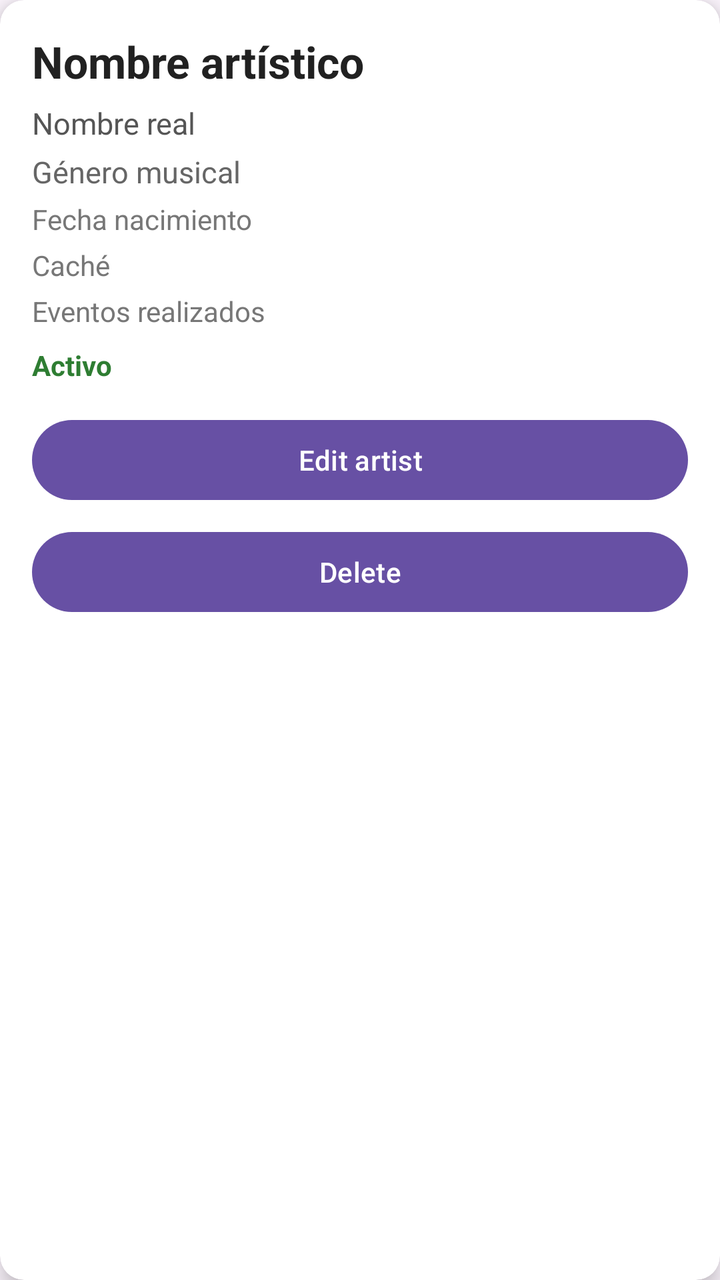
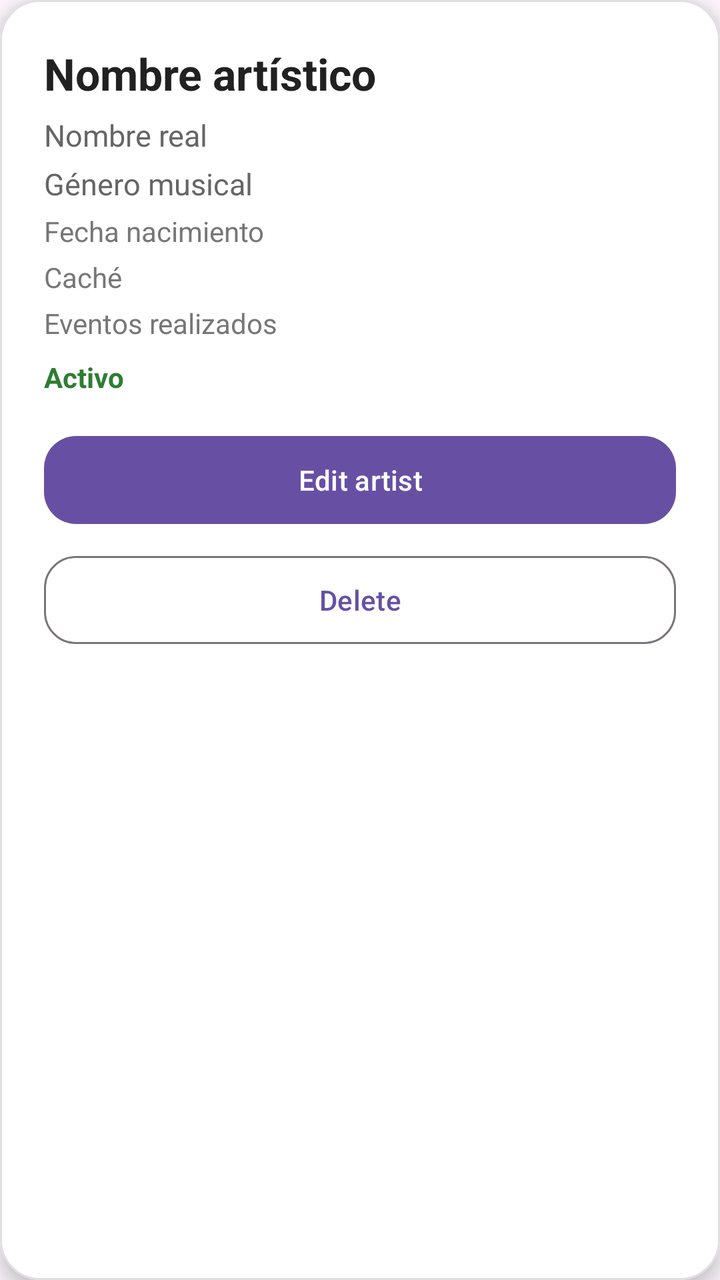

Before-and-after screenshots of an Android layout around one commit, followed by the original layout XML and the change that was made.
<!-- AndroidManifest.xml: application theme Theme.AppEventia -->
<!-- res/layout/item_artista.xml -->
<?xml version="1.0" encoding="utf-8"?>
<androidx.cardview.widget.CardView
    xmlns:android="http://schemas.android.com/apk/res/android"
    xmlns:card_view="http://schemas.android.com/apk/res-auto"
    android:layout_width="match_parent"
    android:layout_height="wrap_content"
    android:layout_marginStart="8dp"
    android:layout_marginEnd="8dp"
    android:layout_marginTop="8dp"
    android:layout_marginBottom="12dp"
    card_view:cardCornerRadius="12dp"
    card_view:cardElevation="6dp">

    <LinearLayout
        android:layout_width="match_parent"
        android:layout_height="wrap_content"
        android:orientation="vertical"
        android:padding="16dp">

        <TextView
            android:id="@+id/artistaNombreText"
            android:layout_width="match_parent"
            android:layout_height="wrap_content"
            android:text="Nombre artístico"
            android:textSize="22sp"
            android:textStyle="bold"
            android:textColor="#212121"/>

        <TextView
            android:id="@+id/artistaNombreRealText"
            android:layout_width="match_parent"
            android:layout_height="wrap_content"
            android:text="Nombre real"
            android:textSize="15sp"
            android:textColor="#555555"
            android:layout_marginTop="6dp"/>

        <TextView
            android:id="@+id/artistaGeneroText"
            android:layout_width="match_parent"
            android:layout_height="wrap_content"
            android:text="Género musical"
            android:textSize="15sp"
            android:textColor="#666666"
            android:layout_marginTop="4dp"/>

        <TextView
            android:id="@+id/artistaFechaText"
            android:layout_width="match_parent"
            android:layout_height="wrap_content"
            android:text="Fecha nacimiento"
            android:textSize="14sp"
            android:textColor="#777777"
            android:layout_marginTop="4dp"/>

        <TextView
            android:id="@+id/artistaCacheText"
            android:layout_width="match_parent"
            android:layout_height="wrap_content"
            android:text="Caché"
            android:textSize="14sp"
            android:textColor="#777777"
            android:layout_marginTop="4dp"/>

        <TextView
            android:id="@+id/artistaEventosText"
            android:layout_width="match_parent"
            android:layout_height="wrap_content"
            android:text="Eventos realizados"
            android:textSize="14sp"
            android:textColor="#777777"
            android:layout_marginTop="4dp"/>

        <TextView
            android:id="@+id/artistaActivoText"
            android:layout_width="match_parent"
            android:layout_height="wrap_content"
            android:text="Activo"
            android:textSize="14sp"
            android:textStyle="bold"
            android:textColor="#2E7D32"
            android:layout_marginTop="8dp"/>

        <Button
            android:id="@+id/editArtistaButton"
            android:layout_width="match_parent"
            android:layout_height="48dp"
            android:layout_marginTop="14dp"
            android:text="Edit artist" />

        <Button
            android:id="@+id/deleteArtistaButton"
            android:layout_width="match_parent"
            android:layout_height="48dp"
            android:layout_marginTop="8dp"
            android:text="Delete" />

    </LinearLayout>

</androidx.cardview.widget.CardView>
<!-- resources referenced by this layout -->
<resources>
  <style name="Theme.AppEventia" parent="Base.Theme.AppEventia" />
  <style name="Base.Theme.AppEventia" parent="Theme.Material3.DayNight">
          
          
      </style>
</resources>

<!-- the commit's change to res/layout/item_artista.xml (unified diff, before → after) -->
@@ -1,21 +1,24 @@
 <?xml version="1.0" encoding="utf-8"?>
-<androidx.cardview.widget.CardView
+<com.google.android.material.card.MaterialCardView
     xmlns:android="http://schemas.android.com/apk/res/android"
-    xmlns:card_view="http://schemas.android.com/apk/res-auto"
+    xmlns:app="http://schemas.android.com/apk/res-auto"
     android:layout_width="match_parent"
     android:layout_height="wrap_content"
     android:layout_marginStart="8dp"
     android:layout_marginEnd="8dp"
     android:layout_marginTop="8dp"
     android:layout_marginBottom="12dp"
-    card_view:cardCornerRadius="12dp"
-    card_view:cardElevation="6dp">
+    app:cardCornerRadius="20dp"
+    app:cardElevation="6dp"
+    app:cardBackgroundColor="#FFFFFF"
+    app:strokeColor="#E0E0E0"
+    app:strokeWidth="1dp">
 
     <LinearLayout
         android:layout_width="match_parent"
         android:layout_height="wrap_content"
         android:orientation="vertical"
-        android:padding="16dp">
+        android:padding="22dp">
 
         <TextView
             android:id="@+id/artistaNombreText"
@@ -32,7 +35,7 @@
             android:layout_height="wrap_content"
             android:text="Nombre real"
             android:textSize="15sp"
-            android:textColor="#555555"
+            android:textColor="#666666"
             android:layout_marginTop="6dp"/>
 
         <TextView
@@ -81,20 +84,23 @@
             android:textColor="#2E7D32"
             android:layout_marginTop="8dp"/>
 
-        <Button
+        <com.google.android.material.button.MaterialButton
             android:id="@+id/editArtistaButton"
             android:layout_width="match_parent"
-            android:layout_height="48dp"
-            android:layout_marginTop="14dp"
-            android:text="Edit artist" />
+            android:layout_height="52dp"
+            android:layout_marginTop="16dp"
+            android:text="Edit artist"
+            app:cornerRadius="16dp"/>
 
-        <Button
+        <com.google.android.material.button.MaterialButton
             android:id="@+id/deleteArtistaButton"
             android:layout_width="match_parent"
-            android:layout_height="48dp"
+            android:layout_height="52dp"
             android:layout_marginTop="8dp"
-            android:text="Delete" />
+            android:text="Delete"
+            app:cornerRadius="16dp"
+            style="@style/Widget.Material3.Button.OutlinedButton"/>
 
     </LinearLayout>
 
-</androidx.cardview.widget.CardView>
+</com.google.android.material.card.MaterialCardView>
